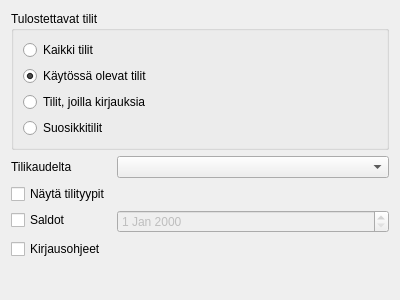
First picture: the form in kitupiikki/raportti/tilikarttaraportti.ui, repository artoh/kitupiikki, before the edit.
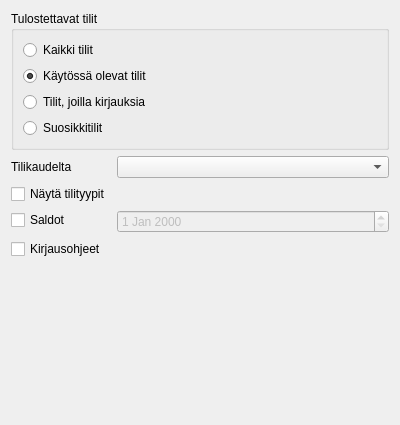
Second picture: the form after the edit. Icons and pictures are not drawn.

The edit to the form file:
```diff
--- a/kitupiikki/raportti/tilikarttaraportti.ui
+++ b/kitupiikki/raportti/tilikarttaraportti.ui
@@ -7,7 +7,7 @@
     <x>0</x>
     <y>0</y>
     <width>400</width>
-    <height>300</height>
+    <height>425</height>
    </rect>
   </property>
   <property name="windowTitle">
```
Left out of the diff: 32 changed lines with no effect on the pictures.
